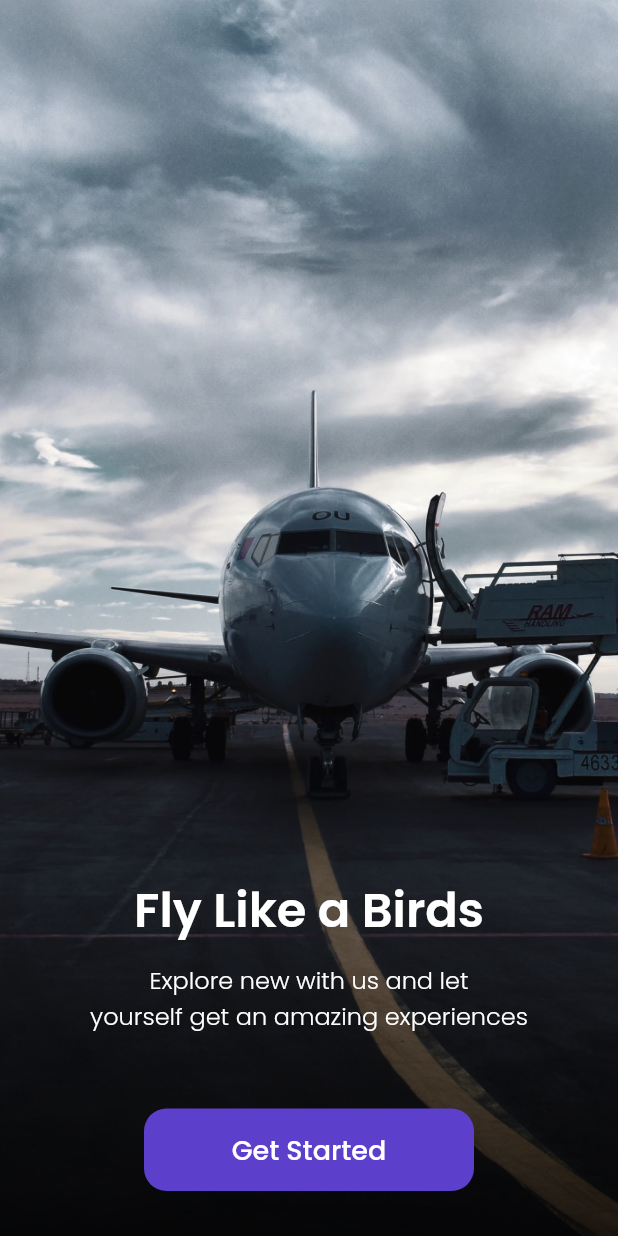
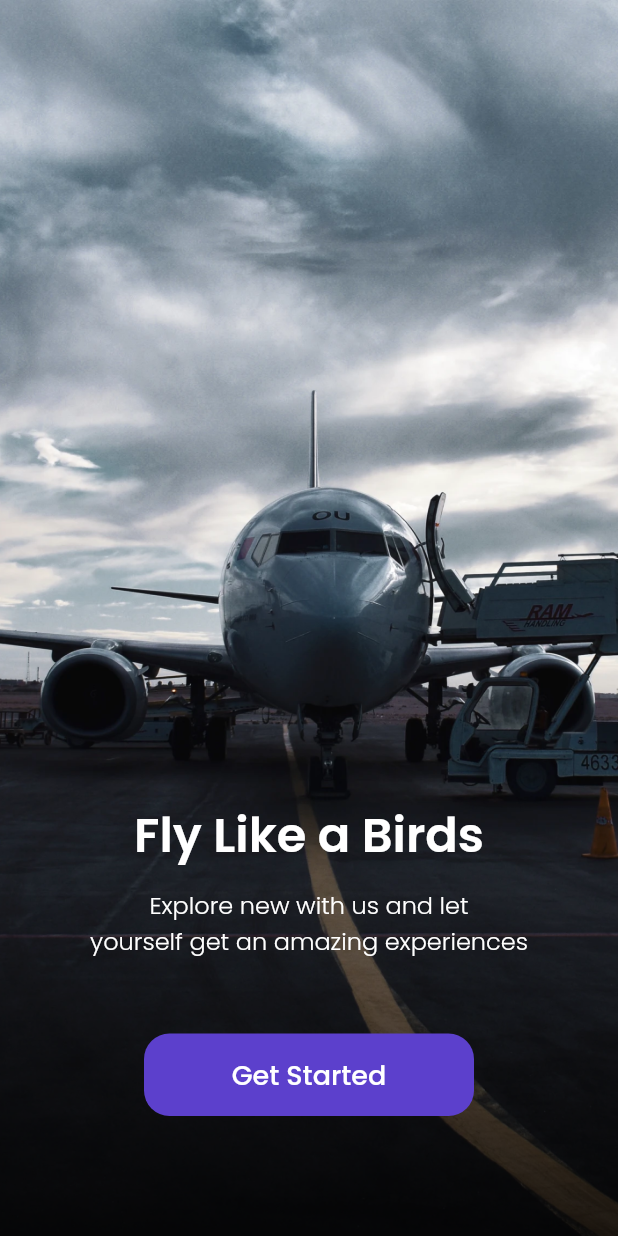
Before and after one commit to erixsyaifulr/flutter-bloc-airplane, a Flutter app: the screen it shows after launch, on a phone screen of 412 x 824 dp. Run offline on Flutter 3.47's test engine with Material 2 defaults, Android fonts, the phone set to English and light mode, and no system bars; our stand-ins replace google_fonts.

Commit message:
split button to another file

```diff
--- a/lib/ui/pages/get_started/get_started_page.dart
+++ b/lib/ui/pages/get_started/get_started_page.dart
@@ -1,4 +1,6 @@
+import 'package:airplane/shared/routes.dart';
 import 'package:airplane/shared/theme.dart';
+import 'package:airplane/ui/widgets/custom_button.dart';
 import 'package:flutter/material.dart';
 
 class GetStartedPage extends StatelessWidget {
@@ -39,26 +41,13 @@ class GetStartedPage extends StatelessWidget {
                   ),
                   textAlign: TextAlign.center,
                 ),
-                Container(
-                  margin: const EdgeInsets.only(top: 50),
-                  width: 220,
-                  height: 55,
-                  child: TextButton(
-                    onPressed: () {},
-                    style: TextButton.styleFrom(
-                      backgroundColor: ThemeManager.primaryColor,
-                      shape: RoundedRectangleBorder(
-                        borderRadius: BorderRadius.circular(15),
-                      ),
-                    ),
-                    child: Text(
-                      "Get Started",
-                      style: ThemeManager.whiteTextStyle.copyWith(
-                        fontSize: 18,
-                        fontWeight: ThemeManager.medium,
-                      ),
-                    ),
-                  ),
+                CustomButton(
+                  buttonText: "Get Started",
+                  buttonWidth: 220,
+                  margin: const EdgeInsets.only(top: 50, bottom: 50),
+                  onPress: () {
+                    Navigator.pushNamed(context, Routes.signUp);
+                  },
                 ),
                 const SizedBox(height: 30),
               ],
--- /dev/null
+++ b/lib/ui/widgets/custom_button.dart
@@ -0,0 +1,42 @@
+import 'package:airplane/shared/theme.dart';
+import 'package:flutter/material.dart';
+
+class CustomButton extends StatelessWidget {
+  final String buttonText;
+  final double buttonWidth;
+  final Function() onPress;
+  final EdgeInsets margin;
+
+  const CustomButton({
+    Key? key,
+    required this.buttonText,
+    this.buttonWidth = double.infinity,
+    this.margin = EdgeInsets.zero,
+    required this.onPress,
+  }) : super(key: key);
+
+  @override
+  Widget build(BuildContext context) {
+    return Container(
+      margin: margin,
+      width: buttonWidth,
+      height: 55,
+      child: TextButton(
+        onPressed: onPress,
+        style: TextButton.styleFrom(
+          backgroundColor: ThemeManager.primaryColor,
+          shape: RoundedRectangleBorder(
+            borderRadius: BorderRadius.circular(ThemeManager.defaulRadius),
+          ),
+        ),
+        child: Text(
+          buttonText,
+          style: ThemeManager.whiteTextStyle.copyWith(
+            fontSize: 18,
+            fontWeight: ThemeManager.medium,
+          ),
+        ),
+      ),
+    );
+  }
+}
```
